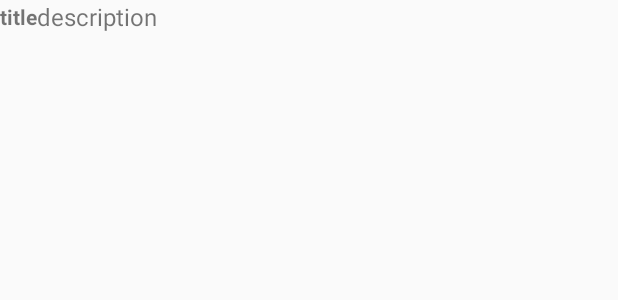
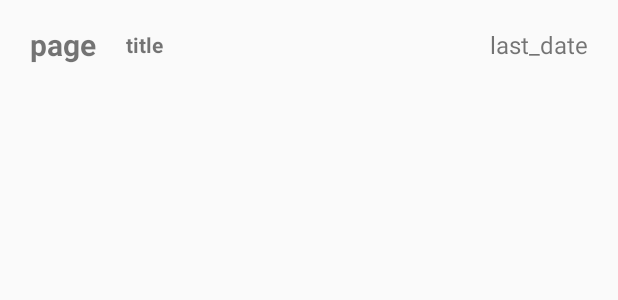
Before and after one commit to jelazi/WorshipCounter, an Android app: the layout custom_list.xml on its own in the app's theme, with its tools: preview values and no code run, on a phone screen of 412 x 824 dp. Shown: the top 300 px of the screen. Run offline under Robolectric (Android 15) with nearby library versions, the phone set to English and light mode, and no system bars.

Commit message:
layout custom list

```diff
--- a/app/src/main/java/cz/apollon/worshipcounter/MainActivity.kt
+++ b/app/src/main/java/cz/apollon/worshipcounter/MainActivity.kt
@@ -25,7 +25,8 @@ class MainActivity : AppCompatActivity() {
         SongManager.createDefaultSongBook()
 
 
-        datePicker()
+      //  datePicker()
+        openSongBookPreview()
 
 
 
--- a/app/src/main/java/cz/apollon/worshipcounter/SongBookActivity.kt
+++ b/app/src/main/java/cz/apollon/worshipcounter/SongBookActivity.kt
@@ -5,10 +5,7 @@ import android.os.Bundle
 import android.text.Editable
 import android.text.TextWatcher
 import android.view.View
-import android.widget.AdapterView
-import android.widget.ArrayAdapter
-import android.widget.ListView
-import android.widget.Toast
+import android.widget.*
 import com.mancj.materialsearchbar.MaterialSearchBar
 
 class SongBookActivity : AppCompatActivity() {
@@ -24,13 +21,13 @@ class SongBookActivity : AppCompatActivity() {
         searchBar.setSpeechMode(true)
 
         var songBookNames = SongManager.getSongbookItems("name")
-        var songBookIDs = SongManager.getSongbookItems("lastDate")
+        var songBookLastDate = SongManager.getSongbookItems("lastDate")
         var songBookPages = SongManager.getSongbookItems("page")
 
 
 
         //ADAPTER
-        val songListadapter = SongListAdapter(this, songBookPages, songBookNames, songBookIDs)
+        val songListadapter = SongListAdapter(this, songBookPages, songBookNames, songBookLastDate)
         lv.setAdapter(songListadapter)
 
         //SEARCHBAR TEXT CHANGE LISTENER
@@ -58,4 +55,8 @@ class SongBookActivity : AppCompatActivity() {
 
         //end
     }
+
+
+
+
 }
--- a/app/src/main/java/cz/apollon/worshipcounter/SongListAdapter.kt
+++ b/app/src/main/java/cz/apollon/worshipcounter/SongListAdapter.kt
@@ -5,7 +5,7 @@ import android.view.View
 import android.view.ViewGroup
 import android.widget.*
 
-class SongListAdapter (private val context: Activity, private val name: Array<String>, private val lastDate: Array<String>, private val page: Array<String>)
+class SongListAdapter (private val context: Activity, private val page: Array<String>, private val name: Array<String>, private val lastDate: Array<String>)
     : ArrayAdapter<String>(context, R.layout.custom_list, name)  {
 
     override fun getView(position: Int, view: View?, parent: ViewGroup): View {
--- a/app/src/main/res/layout/custom_list.xml
+++ b/app/src/main/res/layout/custom_list.xml
@@ -6,31 +6,43 @@
 
     <LinearLayout
         android:orientation="horizontal"
-        android:layout_width="wrap_content"
-        android:layout_height="wrap_content"
-        android:weightSum="10"
-        android:gravity="center" >
+        android:layout_width="match_parent"
+        android:layout_height="60sp"
+        android:gravity="center_vertical" >
             <TextView
                 android:id="@+id/page"
                 android:layout_width="wrap_content"
                 android:layout_height="wrap_content"
-                android:layout_weight="2"/>
+                android:text="page"
+                android:textSize="20dp"
+                android:textStyle="bold"
+                android:layout_marginLeft="20dp"
+                android:layout_marginRight="20dp" />
 
             <TextView
                 android:id="@+id/title"
                 android:layout_width="wrap_content"
                 android:layout_height="wrap_content"
+                android:inputType="textMultiLine"
+                android:scrollHorizontally="false"
+                android:maxLines="2"
                 android:text="title"
-                android:textStyle="bold"
-                android:layout_weight="6"/>
+                android:textStyle="bold" />
+        <View
+            android:layout_width="0dp"
+            android:layout_height="0dp"
+            android:layout_weight="1"
+            />
 
             <TextView
                 android:id="@+id/last_date"
                 android:layout_width="wrap_content"
                 android:layout_height="wrap_content"
-                android:text="description"
-                android:textSize="16sp"
-                android:layout_weight="2"/>
+                android:text="last_date"
+                android:gravity="end"
+                android:layout_marginLeft="20dp"
+                android:layout_marginRight="20dp"
+                android:textSize="16sp" />
 
     </LinearLayout>
 </LinearLayout>
```
